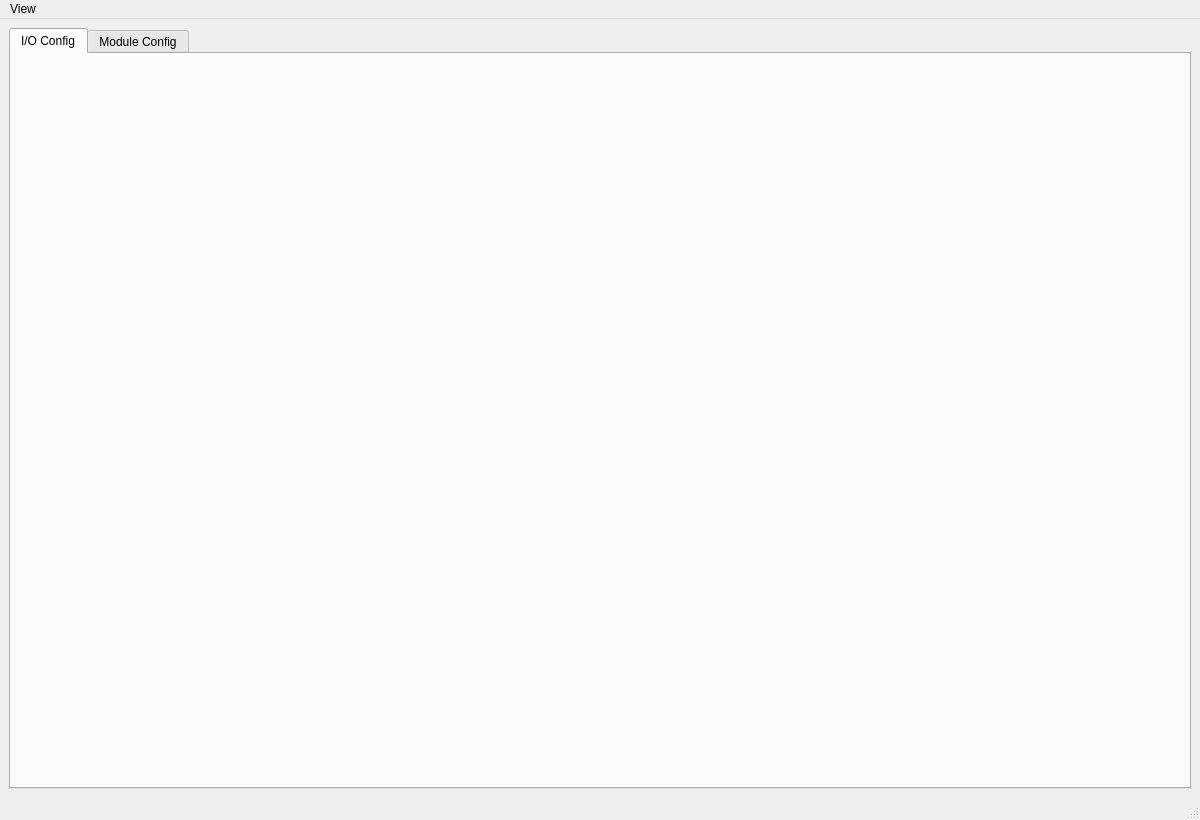
The window that script/verify_tool_app/ui/module_app_mainwindow.ui (FaiScofield/hwpq_verify) describes before a commit, drawn with Qt 5.
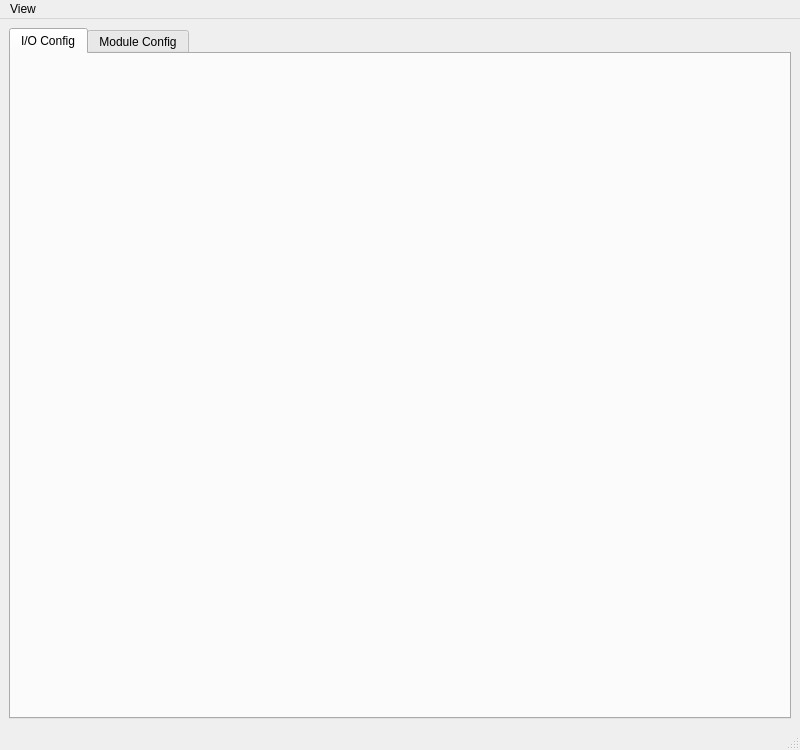
The same window after the commit.

```diff
--- a/script/verify_tool_app/ui/module_app_mainwindow.ui
+++ b/script/verify_tool_app/ui/module_app_mainwindow.ui
@@ -6,8 +6,8 @@
    <rect>
     <x>0</x>
     <y>0</y>
-    <width>1200</width>
-    <height>820</height>
+    <width>800</width>
+    <height>750</height>
    </rect>
   </property>
   <property name="windowTitle">
@@ -39,7 +39,7 @@
     <rect>
      <x>0</x>
      <y>0</y>
-     <width>1200</width>
+     <width>463</width>
      <height>22</height>
     </rect>
    </property>
```
